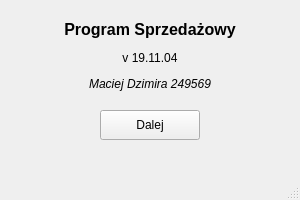
Qt form entrywindow.ui (DzimiX/ProgramSprzedazowy) before a commit.
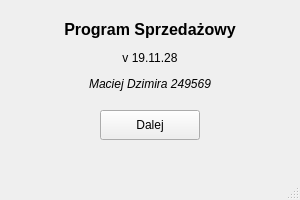
The same form after that commit.

```diff
--- a/entrywindow.ui
+++ b/entrywindow.ui
@@ -37,7 +37,7 @@
      </rect>
     </property>
     <property name="text">
-     <string>&lt;html&gt;&lt;head/&gt;&lt;body&gt;&lt;p align=&quot;center&quot;&gt;&lt;span style=&quot; font-size:12pt; font-weight:600;&quot;&gt;Program Sprzedażowy&lt;/span&gt;&lt;/p&gt;&lt;p align=&quot;center&quot;&gt;v 19.11.04&lt;/p&gt;&lt;p align=&quot;center&quot;&gt;&lt;span style=&quot; font-style:italic;&quot;&gt;Maciej Dzimira 249569&lt;/span&gt;&lt;/p&gt;&lt;/body&gt;&lt;/html&gt;</string>
+     <string>&lt;html&gt;&lt;head/&gt;&lt;body&gt;&lt;p align=&quot;center&quot;&gt;&lt;span style=&quot; font-size:12pt; font-weight:600;&quot;&gt;Program Sprzedażowy&lt;/span&gt;&lt;/p&gt;&lt;p align=&quot;center&quot;&gt;v 19.11.28&lt;/p&gt;&lt;p align=&quot;center&quot;&gt;&lt;span style=&quot; font-style:italic;&quot;&gt;Maciej Dzimira 249569&lt;/span&gt;&lt;/p&gt;&lt;/body&gt;&lt;/html&gt;</string>
     </property>
    </widget>
   </widget>
```
